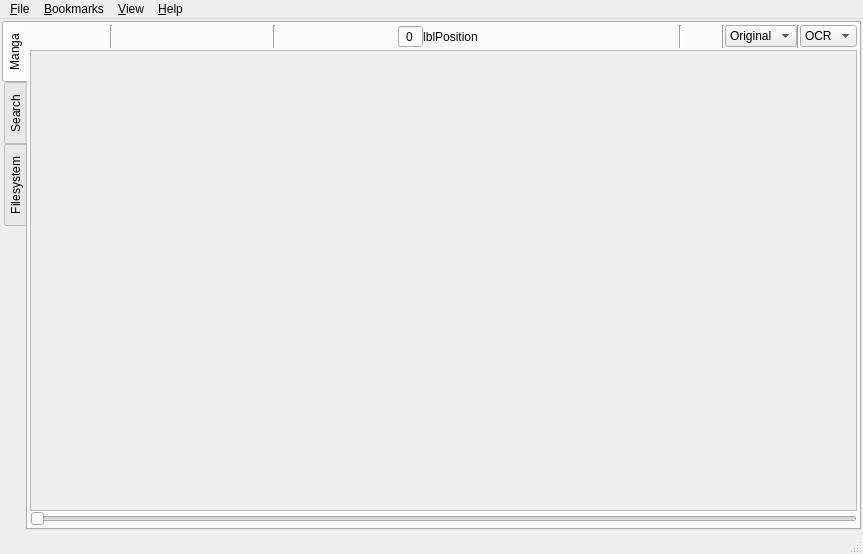
Before: the Qt Designer form mainwindow.ui in kernel1024/qmanga, drawn with Qt 5.
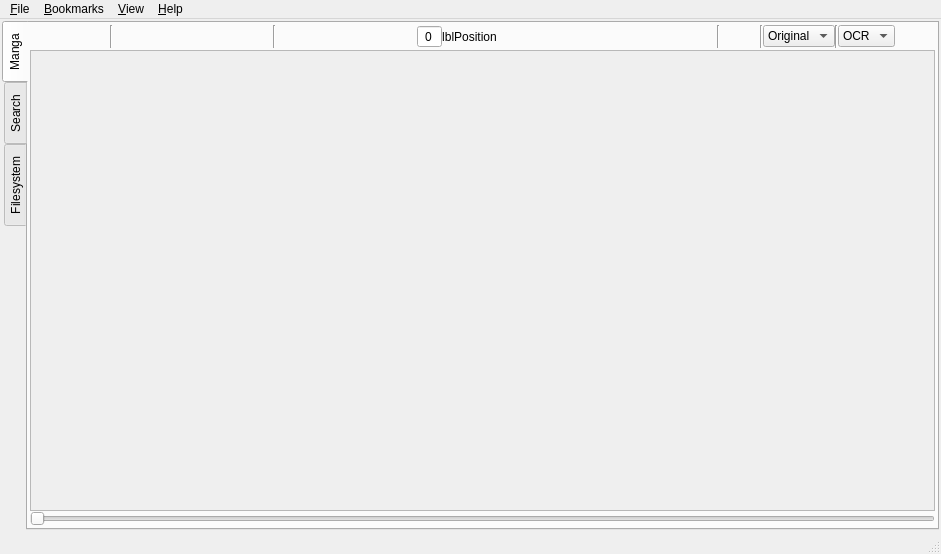
After: the same form once the commit is applied. Icons and pictures are not drawn. Custom widgets are drawn as their Qt base class.

Diff of the .ui file:
```diff
--- a/mainwindow.ui
+++ b/mainwindow.ui
@@ -6,7 +6,7 @@
    <rect>
     <x>0</x>
     <y>0</y>
-    <width>863</width>
+    <width>941</width>
     <height>554</height>
    </rect>
   </property>
@@ -657,6 +657,23 @@
              </item>
             </widget>
            </item>
+           <item>
+            <widget class="QPushButton" name="btnOCRVision">
+             <property name="toolTip">
+              <string>Full-page OCR</string>
+             </property>
+             <property name="text">
+              <string/>
+             </property>
+             <property name="icon">
+              <iconset resource="qmanga.qrc">
+               <normaloff>:/22/visible-on</normaloff>:/22/visible-on</iconset>
+             </property>
+             <property name="flat">
+              <bool>true</bool>
+             </property>
+            </widget>
+           </item>
           </layout>
          </widget>
         </item>
@@ -691,7 +708,7 @@
                <rect>
                 <x>0</x>
                 <y>0</y>
-                <width>823</width>
+                <width>901</width>
                 <height>452</height>
                </rect>
               </property>
@@ -910,7 +927,7 @@
     <rect>
      <x>0</x>
      <y>0</y>
-     <width>863</width>
+     <width>941</width>
      <height>21</height>
     </rect>
    </property>
```
Left out of the diff: 50 changed lines with no effect on the pictures.
